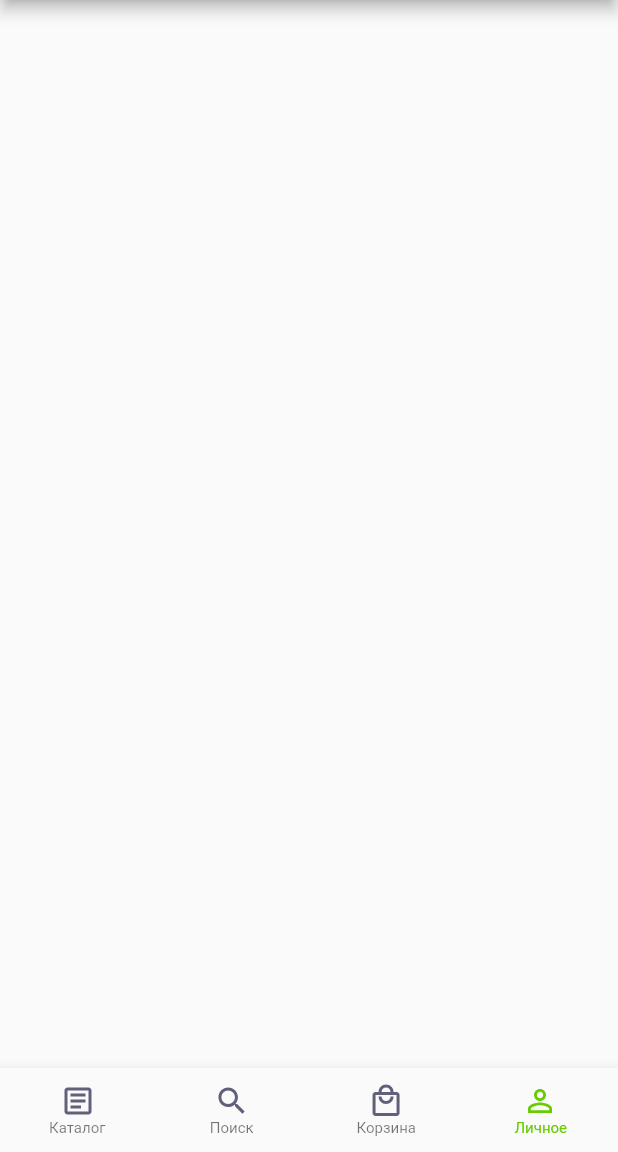
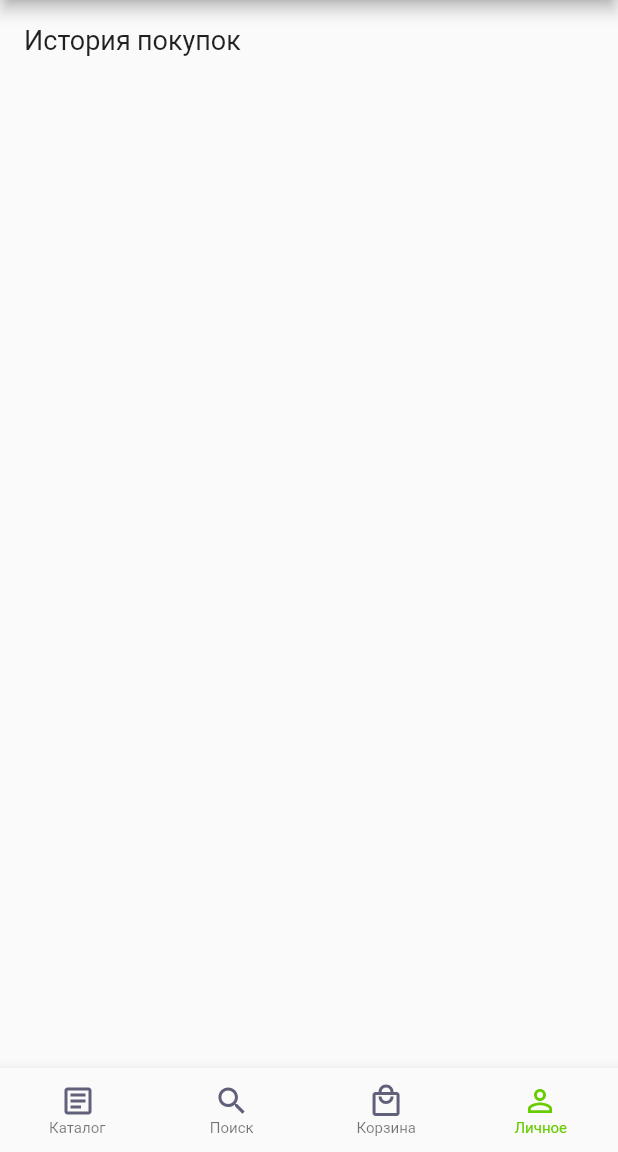
Before and after one commit to LDDmarc/surf-flutter-courses, a Flutter app: the screen it shows after launch, on a phone screen of 412 x 824 dp, the part 84-1236 px from its top. Run offline on Flutter 3.47's test engine with Material 2 defaults, Android fonts, the light colour scheme and no system bars; our stand-ins replace flutter_svg.

Commit message:
Update navigation

```diff
--- a/surf-flutter-courses-template-main/lib/main.dart
+++ b/surf-flutter-courses-template-main/lib/main.dart
@@ -1,7 +1,14 @@
 import 'package:flutter/material.dart';
-import 'package:flutter_svg/flutter_svg.dart';
-import 'package:surf_flutter_courses_template/empty_screen.dart';
+import 'empty_screen.dart';
+import 'personal/personal_screen.dart';
 import 'tab_bar_widget.dart';
+import 'personal/personal_tab_navigator.dart';
+
+
+enum TabItem {
+  catalog, search, cart, personal
+}
+
 
 void main() {
   runApp(const MainApp());
@@ -17,7 +24,14 @@ class MainApp extends StatefulWidget {
 }
 
 class _MainAppState extends State<MainApp> {
-  int _currentIndex = 3;
+  var _currentTab = TabItem.personal;
+  final _navigatorKeys = {
+    TabItem.catalog: GlobalKey<NavigatorState>(),
+    TabItem.search: GlobalKey<NavigatorState>(),
+    TabItem.cart: GlobalKey<NavigatorState>(),
+    TabItem.personal: GlobalKey<NavigatorState>(),
+  };
+  final _tabs = [TabItem.catalog, TabItem.search, TabItem.cart, TabItem.personal];
 
   @override
   Widget build(BuildContext context) {
@@ -27,18 +41,9 @@ class _MainAppState extends State<MainApp> {
           appBar: AppBar(
             title: Text('data'),
           ),
-          body: (() {
-            switch (_currentIndex) {
-              case 3:
-                Center(
-                  child: Text('tadam'),
-                );
-              default:
-                return EmptyScreenWidget();
-            }
-          }()),
+          body: Stack(children: _tabs.map((e) => _buildOffstageNavigator(e)).toList()),
           bottomNavigationBar: TabBarWidget(
-            selectedIndex: _currentIndex,
+            selectedIndex: _tabs.indexOf(_currentTab),
             onItemTapped: _onItemTapped
           )
       ),
@@ -47,8 +52,22 @@ class _MainAppState extends State<MainApp> {
 
   void _onItemTapped(int index) {
     setState(() {
-      _currentIndex = index;
+      _currentTab = _tabs[index];
     });
   }
 
+  Widget _buildOffstageNavigator(TabItem tab) {
+    return Offstage(
+      offstage: _currentTab != tab,
+      child: ((){
+        switch (tab) {
+          case TabItem.personal:
+            return PersonalTabNavigator(navigatorKey: _navigatorKeys[tab]);
+          default:
+            return const EmptyScreenWidget();
+        }
+      }())
+    );
+  }
+
 }
--- /dev/null
+++ b/surf-flutter-courses-template-main/lib/personal/personal_screen.dart
@@ -0,0 +1,34 @@
+import 'package:flutter/material.dart';
+
+class PersonalScreenWidget extends StatelessWidget {
+  final void Function() onPurchaseHistoryTap;
+
+  const PersonalScreenWidget({super.key, required this.onPurchaseHistoryTap});
+
+  @override
+  Widget build(BuildContext context) {
+    return ListView(
+        children: [
+          PersonalScreenCellWidget(
+              title: 'История покупок',
+              onTap: onPurchaseHistoryTap
+          ),
+        ],
+      );
+  }
+}
+
+class PersonalScreenCellWidget extends StatelessWidget {
+  final String title;
+  final void Function() onTap;
+
+  const PersonalScreenCellWidget({super.key, required this.title, required this.onTap});
+
+  @override
+  Widget build(BuildContext context) {
+    return ListTile(
+        title: Text(title, style: const TextStyle(fontSize: 18)),
+        onTap: onTap
+    );
+  }
+}
--- /dev/null
+++ b/surf-flutter-courses-template-main/lib/personal/personal_tab_navigator.dart
@@ -0,0 +1,57 @@
+import 'package:flutter/material.dart';
+import 'personal_screen.dart';
+
+enum _PersonalTabNavigatorRoute {
+  personal, purchaseList
+}
+
+extension _PersonalTabNavigatorRouteExtension on _PersonalTabNavigatorRoute {
+  String get routeName {
+    switch (this) {
+      case _PersonalTabNavigatorRoute.personal:
+        return 'personal';
+      case _PersonalTabNavigatorRoute.purchaseList:
+        return 'purchaseList';
+    }
+  }
+}
+
+class PersonalTabNavigator extends StatelessWidget {
+  final GlobalKey<NavigatorState>? navigatorKey;
+
+  const PersonalTabNavigator({super.key, required this.navigatorKey});
+
+  void _push(_PersonalTabNavigatorRoute route, BuildContext context) {
+    final routeBuilders = _routeBuilders(context);
+
+    Navigator.push(
+      context,
+      MaterialPageRoute(
+        builder: (context) => routeBuilders[route]!(context),
+      ),
+    );
+  }
+
+  Map<String, WidgetBuilder> _routeBuilders(BuildContext context) {
+    return {
+      _PersonalTabNavigatorRoute.personal.routeName: (context) => PersonalScreenWidget(
+        onPurchaseHistoryTap: (){ _push(_PersonalTabNavigatorRoute.purchaseList, context); },
+      )
+    };
+  }
+
+  @override
+  Widget build(BuildContext context) {
+    final routeBuilders = _routeBuilders(context);
+
+    return Navigator(
+      key: navigatorKey,
+      initialRoute: _PersonalTabNavigatorRoute.personal.routeName,
+      onGenerateRoute: (routeSettings) {
+        return MaterialPageRoute(
+          builder: (context) => routeBuilders[routeSettings.name!]!(context),
+        );
+      },
+    );
+  }
+}
```
Also changed, not shown: surf-flutter-courses-template-main/lib/personal/purchase_history_screen.dart (added, +40 -0 lines).
